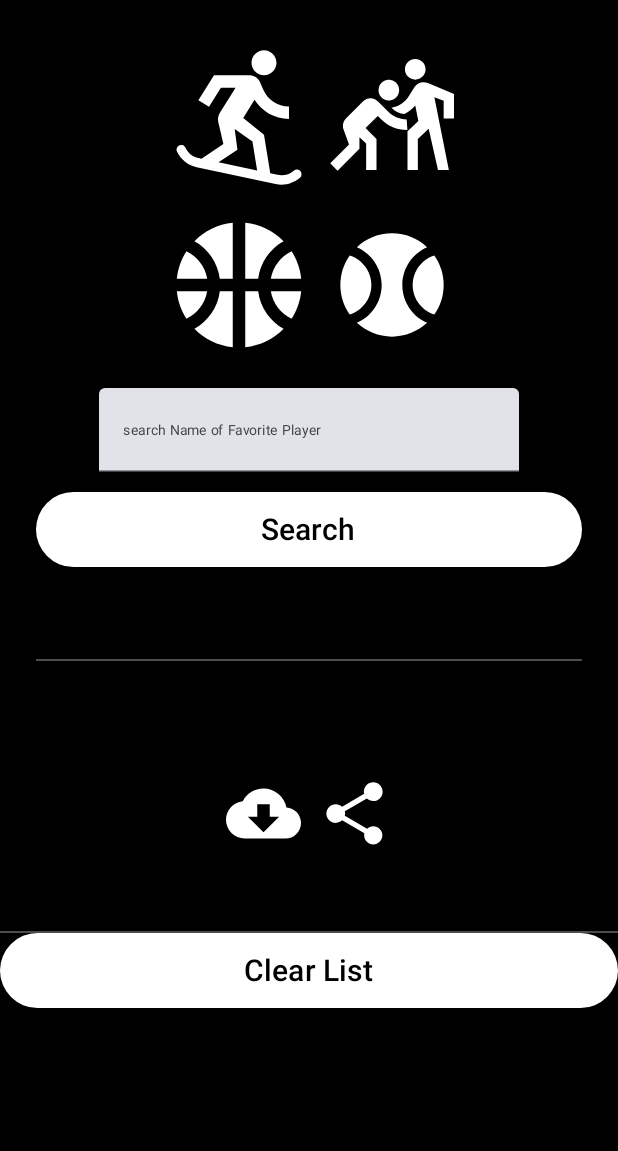
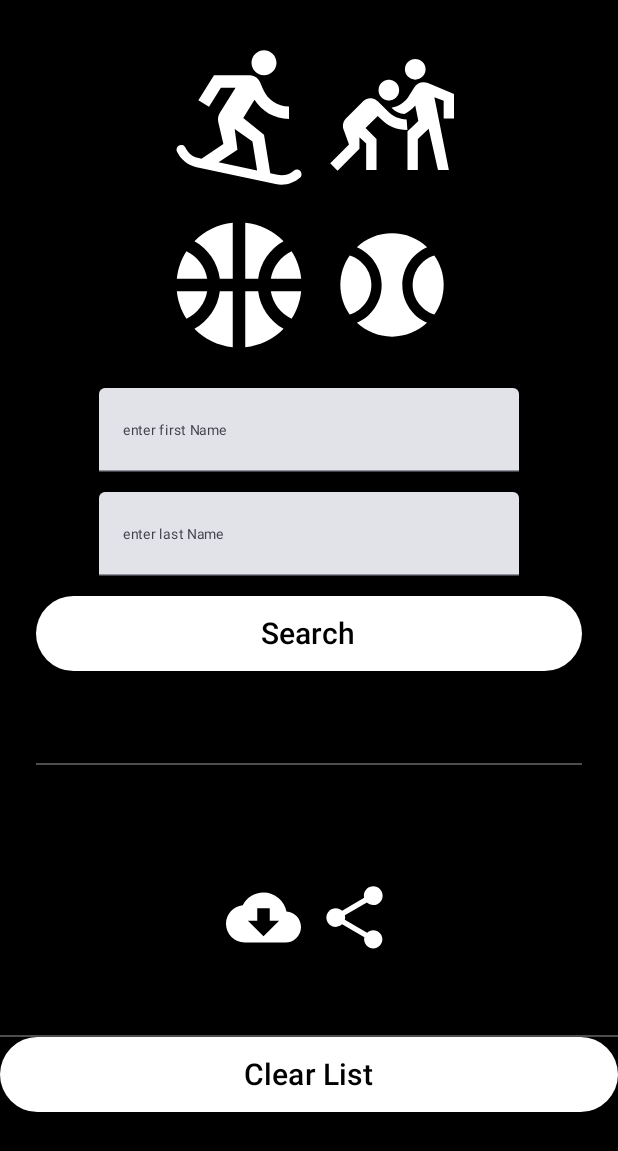
Before and after one commit to TyGBenjamin/MySportsApp, an Android app built with Jetpack Compose: the screen it shows after launch (MainActivity), on a phone screen of 412 x 824 dp. Shown: the top 1151 px of the screen. Run offline under Robolectric (Android 15) with nearby library versions, the phone set to English and light mode, and no system bars; our stand-ins replace Dagger/Hilt's generated code.

```diff
--- a/app/src/main/java/com/example/mysportsapp/repository/Repository.kt
+++ b/app/src/main/java/com/example/mysportsapp/repository/Repository.kt
@@ -1,8 +1,10 @@
 package com.example.mysportsapp.repository
 
+import com.example.mysportsapp.model.data.dto.FavPlayerDTO
 import com.example.mysportsapp.model.data.dto.PlayerDTO
+import com.example.mysportsapp.model.data.entity.FavPlayer
 import com.example.mysportsapp.utils.Resource
 
 interface Repository {
-    suspend fun getFavoritePlayer(): Resource<List<PlayerDTO>>
+    suspend fun getFavoritePlayer(): Resource<List<FavPlayer>>
 }
--- a/app/src/main/java/com/example/mysportsapp/view/HomeScreen.kt
+++ b/app/src/main/java/com/example/mysportsapp/view/HomeScreen.kt
@@ -55,15 +55,20 @@ fun HomeScreen() {
             ),
             horizontalAlignment = Alignment.CenterHorizontally
         ) {
-            var searchedPlayer by remember {
+            var firstName by remember {
+                mutableStateOf("")
+            }
+            var lastName by remember {
                 mutableStateOf("")
             }
 
 
 //            IconOne(R.drawable.snowboarding_24)
             IconGroup()
-            TextField(value = searchedPlayer, onValueChange = { searchedPlayer = it },
-                label = { Label("search Name of Favorite Player") })
+            TextField(value = firstName, onValueChange = { firstName = it },
+                label = { Label("enter first Name") })
+            TextField(value = lastName, onValueChange = { lastName = it },
+                label = { Label("enter last Name") })
 
             val (snackbarVisibleState, setSnackBarState) = remember {
                 mutableStateOf(
```
Also changed, not shown: app/src/main/java/com/example/mysportsapp/model/data/repositoryImpl/RepositoryImpl.kt (+10 -4 lines), app/src/main/java/com/example/mysportsapp/view/ListScreen.kt (added, +67 -0 lines), app/src/main/java/com/example/mysportsapp/viewmodel/PlayerViewModel.kt (+31 -0 lines).
